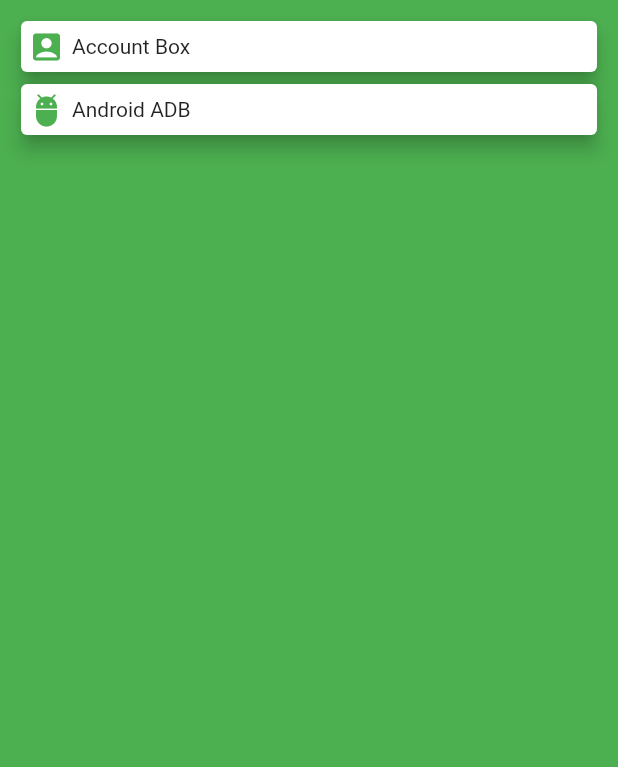
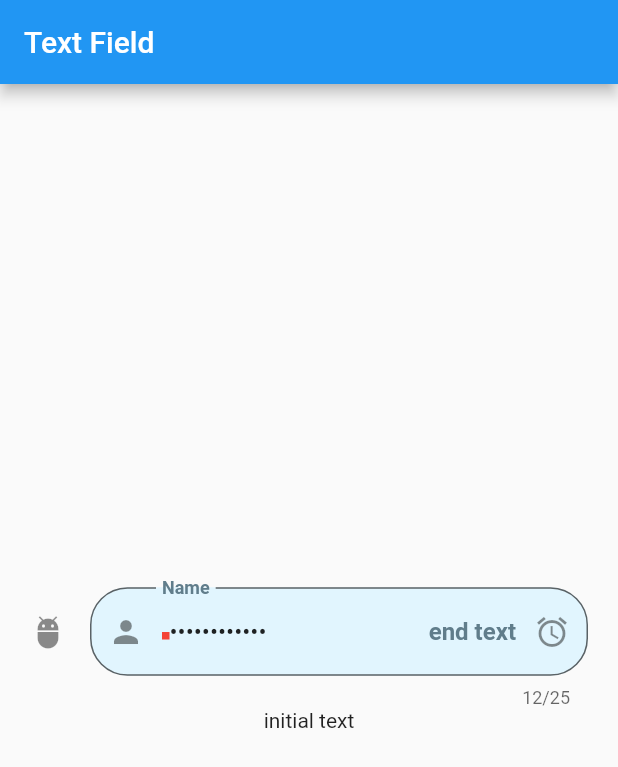
Before and after one commit to lewisccx/flutter_fundamental, a Flutter app: the screen it shows after launch, on a phone screen of 412 x 824 dp. Shown: the top 767 px of the screen. Run offline on Flutter 3.47's test engine with Material 2 defaults, Android fonts, the light colour scheme and no system bars.

Commit message:
added textField

```diff
--- a/lib/main.dart
+++ b/lib/main.dart
@@ -11,38 +11,58 @@
 }
 
 class _MyAppState extends State<MyApp> {
+  TextEditingController controller =
+      TextEditingController(text: "initial text");
+
   @override
   Widget build(BuildContext context) {
     return MaterialApp(
         home: Scaffold(
-      backgroundColor: Colors.green,
+      appBar: AppBar(
+        title: Text("Text Field"),
+      ),
       body: Container(
-        margin: EdgeInsets.all(10),
-        child: ListView(
+        margin: EdgeInsets.all(20),
+        child: Column(
+          mainAxisAlignment: MainAxisAlignment.center,
           children: [
-            buildCard(Icons.account_box, "Account Box"),
-            buildCard(Icons.adb, "Android ADB")
+            TextField(
+              decoration: InputDecoration(
+                fillColor: Colors.lightBlue[50],
+                filled: true,
+                suffixIcon: Icon(Icons.access_alarm),
+                suffixText: "end text",
+                //suffix: ,
+                prefix: Container(
+                  width: 5,
+                  height: 5,
+                  color: Colors.red,
+                ),
+                hintText: "Enter your name",
+                hintStyle: TextStyle(color: Colors.blueGrey, fontWeight: FontWeight.bold) ,
+                icon: Icon(Icons.adb),
+                prefixIcon: Icon(Icons.person),
+                //prefixText: "Name: ",
+                //prefixStyle: TextStyle(color: Colors.blueGrey, fontWeight: FontWeight.bold) ,
+                labelText: "Name",
+                labelStyle: TextStyle(color: Colors.blueGrey, fontWeight: FontWeight.bold) ,
+                border: OutlineInputBorder(
+                  borderRadius: BorderRadius.circular(25)
+                ),
+
+              ),
+              maxLength: 25,
+              maxLines: 1,
+              obscureText: true,//password
+              onChanged: (value) {
+                setState(() {});
+              },
+              controller: controller,
+            ),
+            Text(controller.text)
           ],
         ),
       ),
     ));
   }
-
-  Card buildCard(IconData iconData, String text) {
-    return Card(
-      elevation: 5,
-      child: Row(
-        children: [
-          Container(
-            margin: EdgeInsets.all(5),
-            child: Icon(
-              iconData,
-              color: Colors.green,
-            ),
-          ),
-          Text(text)
-        ],
-      ),
-    );
-  }
 }
```
